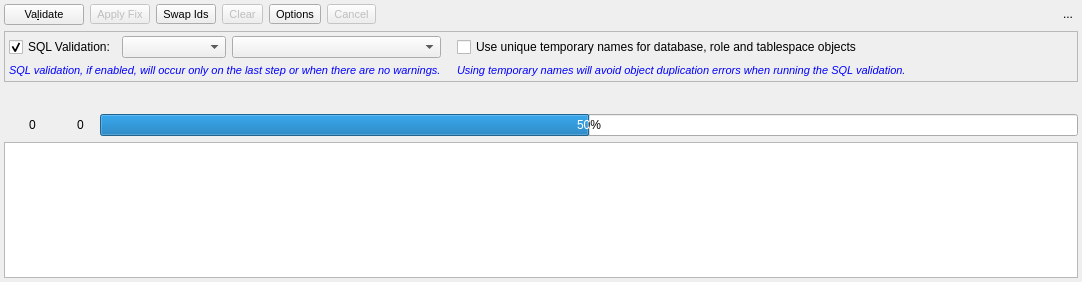
Old version of the form libpgmodeler_ui/ui/modelvalidationwidget.ui in the repository pgmodeler/pgmodeler.
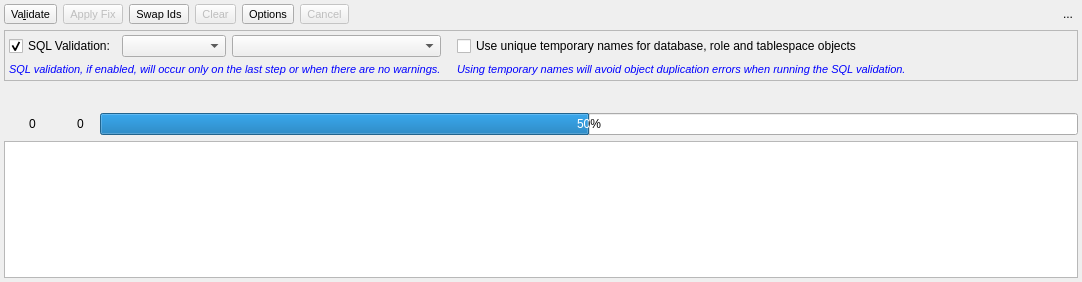
New version of the form. Icons and pictures are not drawn.

What changed in the file:
```diff
--- a/libpgmodeler_ui/ui/modelvalidationwidget.ui
+++ b/libpgmodeler_ui/ui/modelvalidationwidget.ui
@@ -38,34 +38,6 @@
    <property name="bottomMargin">
     <number>4</number>
    </property>
-   <item row="0" column="0">
-    <widget class="QPushButton" name="validate_btn">
-     <property name="sizePolicy">
-      <sizepolicy hsizetype="Fixed" vsizetype="Fixed">
-       <horstretch>0</horstretch>
-       <verstretch>0</verstretch>
-      </sizepolicy>
-     </property>
-     <property name="font">
-      <font>
-       <pointsize>8</pointsize>
-      </font>
-     </property>
-     <property name="text">
-      <string>Va&amp;lidate</string>
-     </property>
-     <property name="icon">
-      <iconset resource="../res/resources.qrc">
-       <normaloff>:/icones/icones/validation.png</normaloff>:/icones/icones/validation.png</iconset>
-     </property>
-     <property name="iconSize">
-      <size>
-       <width>20</width>
-       <height>20</height>
-      </size>
-     </property>
-    </widget>
-   </item>
    <item row="2" column="0" colspan="11">
     <widget class="QWidget" name="prog_info_wgt" native="true">
      <property name="minimumSize">
@@ -768,6 +740,37 @@
      </property>
     </widget>
    </item>
+   <item row="0" column="0">
+    <widget class="QToolButton" name="validate_btn">
+     <property name="sizePolicy">
+      <sizepolicy hsizetype="Fixed" vsizetype="Fixed">
+       <horstretch>0</horstretch>
+       <verstretch>0</verstretch>
+      </sizepolicy>
+     </property>
+     <property name="font">
+      <font>
+       <pointsize>8</pointsize>
+      </font>
+     </property>
+     <property name="text">
+      <string>Va&amp;lidate</string>
+     </property>
+     <property name="icon">
+      <iconset resource="../res/resources.qrc">
+       <normaloff>:/icones/icones/validation.png</normaloff>:/icones/icones/validation.png</iconset>
+     </property>
+     <property name="iconSize">
+      <size>
+       <width>20</width>
+       <height>20</height>
+      </size>
+     </property>
+     <property name="toolButtonStyle">
+      <enum>Qt::ToolButtonTextBesideIcon</enum>
+     </property>
+    </widget>
+   </item>
   </layout>
  </widget>
  <tabstops>
```
